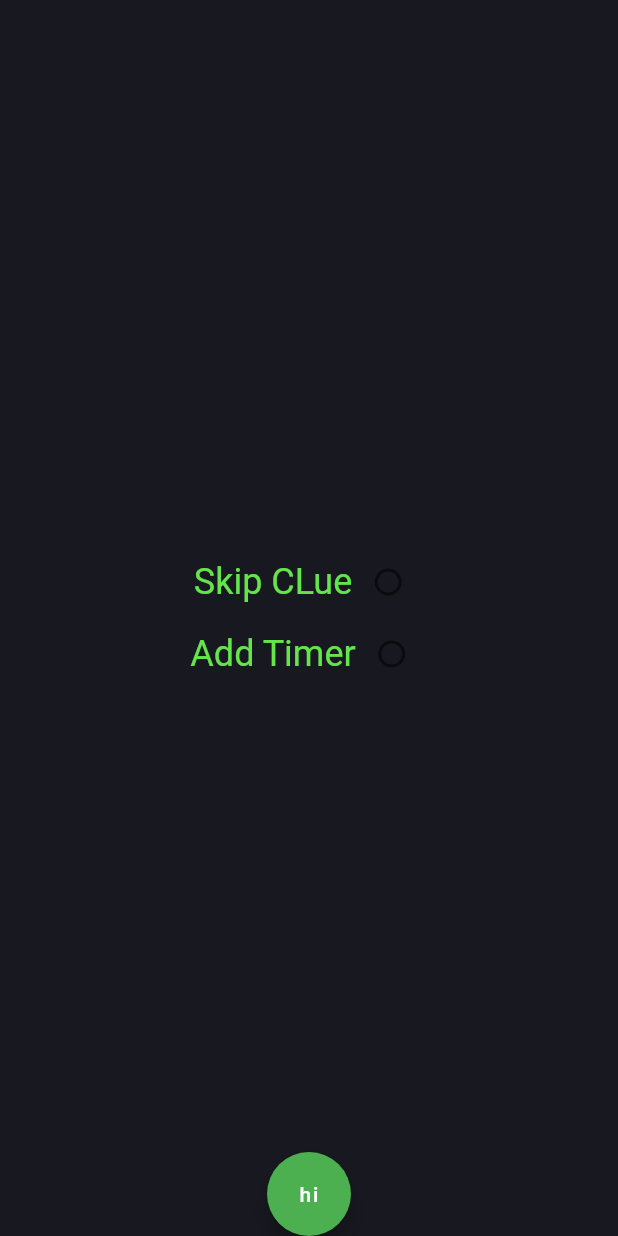
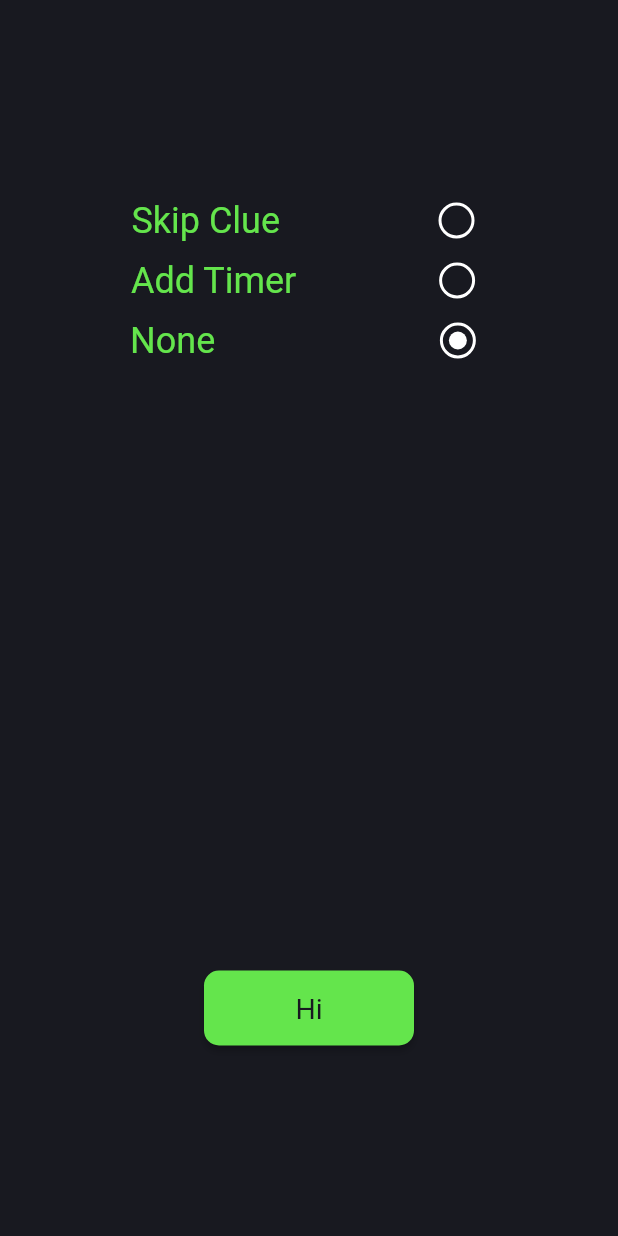
Before and after one commit to Erenyeager31/alpha_protocol, a Flutter app: the screen it shows after launch, on a phone screen of 412 x 824 dp. Run offline on Flutter 3.47's test engine with Material 2 defaults, Android fonts, the phone set to English and light mode, and no system bars; our stand-ins replace animated_text_kit, cached_network_image, google_fonts; missing offline and left inert: dart:ffi, flutter_barcode_scanner, flutter_image, flutter_windowmanager; Roboto replaces fonts that are missing (Varela).

Commit message:
master_clue

```diff
--- a/lib/master_clue.dart
+++ b/lib/master_clue.dart
@@ -1,7 +1,59 @@
 import 'package:flutter/material.dart';
 import 'package:google_fonts/google_fonts.dart';
+import 'themes.dart' as Theme;
 
-class master_clue extends StatelessWidget {
+class CustomRadio<T> extends StatelessWidget {
+  final T value;
+  final T? groupValue;
+  final ValueChanged<T?> onChanged;
+
+  CustomRadio({
+    required this.value,
+    required this.groupValue,
+    required this.onChanged,
+  });
+
+  @override
+  Widget build(BuildContext context) {
+    return GestureDetector(
+      onTap: () {
+        onChanged(value);
+      },
+      child: Container(
+        width: 24.0,
+        height: 24.0,
+        margin: EdgeInsets.all(8.0), // Add margin between Radio buttons
+        decoration: BoxDecoration(
+          shape: BoxShape.circle,
+          border: Border.all(
+            color: Colors.white, // Color for unselected Radio button
+            width: 2.0,
+          ),
+        ),
+        child: Center(
+          child: groupValue == value
+              ? Container(
+                  width: 12.0,
+                  height: 12.0,
+                  decoration: BoxDecoration(
+                    shape: BoxShape.circle,
+                    color: Colors.white, // Color for selected Radio button
+                  ),
+                )
+              : null,
+        ),
+      ),
+    );
+  }
+}
+
+class master_clue extends StatefulWidget {
+  @override
+  _master_clueState createState() => _master_clueState();
+}
+
+class _master_clueState extends State<master_clue> {
+  String _selectedValue = "None";
 
   void showSnackBar(BuildContext context, text) {
     final snackBar = SnackBar(
@@ -9,7 +61,8 @@ class master_clue extends StatelessWidget {
         text,
         style: TextStyle(
           color: Color(0xff181920),
-            fontFamily: GoogleFonts.varela().fontFamily),
+          fontFamily: GoogleFonts.varela().fontFamily,
+        ),
       ),
       backgroundColor: Color(0xff64E54C),
       behavior: SnackBarBehavior.floating,
@@ -21,55 +74,82 @@ class master_clue extends StatelessWidget {
 
   @override
   Widget build(BuildContext context) {
-    // TODO: implement build
-
     return WillPopScope(
       onWillPop: () async {
         return false;
       },
       child: Scaffold(
-          body: Center(
-            child: Column(
+        body: Column(
           crossAxisAlignment: CrossAxisAlignment.center,
           mainAxisAlignment: MainAxisAlignment.center,
           children: [
             Row(
-                  mainAxisAlignment: MainAxisAlignment.center,
+              mainAxisAlignment: MainAxisAlignment.spaceEvenly,
               children: [
-                    Text("Skip CLue"),
-                    Radio(value: "Skip Clue", groupValue: "toggle", onChanged: (value){
-                      showSnackBar(context, value);
-                    }),
+                Text("Skip Clue"),
+                Container(
+                  margin: EdgeInsets.only(left: 10),
+                  child: CustomRadio<String>(
+                  value: "Skip Clue",
+                  groupValue: _selectedValue,
+                  onChanged: (value) {
+                    setState(() {
+                      _selectedValue = value!;
+                    });
+                    showSnackBar(context, value!);
+                  },
+                ),
+                )
               ],
-
             ),
             Row(
-                  mainAxisAlignment: MainAxisAlignment.center,
+              mainAxisAlignment: MainAxisAlignment.spaceEvenly,
               children: [
                 Text("Add Timer"),
-                    Radio(value: "Add Timer", groupValue: "toggle", onChanged: (value){
-                      showSnackBar(context, value);
-                    }),
+                CustomRadio<String>(
+                  value: "Add Timer",
+                  groupValue: _selectedValue,
+                  onChanged: (value) {
+                    setState(() {
+                      _selectedValue = value!;
+                    });
+                    showSnackBar(context, value!);
+                  },
+                ),
               ],
             ),
-                Column(
-                  mainAxisAlignment: MainAxisAlignment.end,
+            Row(
+              mainAxisAlignment: MainAxisAlignment.spaceEvenly,
               children: [
-                //     Align(
-                //   alignment: Alignment.bottomCenter,
-                //   child:
-                //       ElevatedButton(onPressed: (){
-                //         print("object");
-                //       }, child: Text("hi"))
-                // ),
+                Text("None"),
+                Container(
+                  margin: EdgeInsets.only(left: 55),
+                  child: CustomRadio<String>(
+                  value: "None",
+                  groupValue: _selectedValue,
+                  onChanged: (value) {
+                    setState(() {
+                      _selectedValue = value!;
+                    });
+                    showSnackBar(context, value!);
+                  },
+                ),
+                )
               ],
+            ),
+            Container(
+              margin: const EdgeInsets.only(top: 400),
+              child: ElevatedButton(
+                style: Theme.button1,
+                onPressed: () {
+                  showSnackBar(context, "HI");
+                },
+                child: Text("Hi"),
+              ),
             )
           ],
         ),
       ),
-          floatingActionButton: FloatingActionButton(
-            onPressed: null,child: Text("hi"),),
-          floatingActionButtonLocation: FloatingActionButtonLocation.centerDocked,
-        ));
+    );
   }
 }
```
Lines whose indentation alone changed are shown as unchanged.
